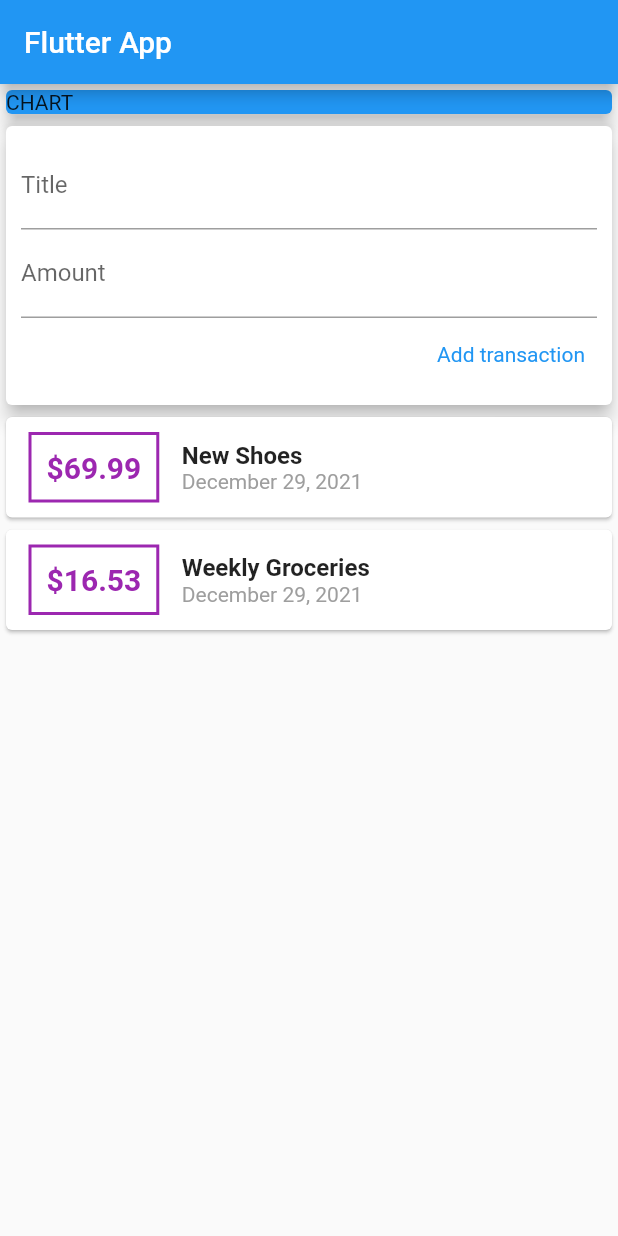
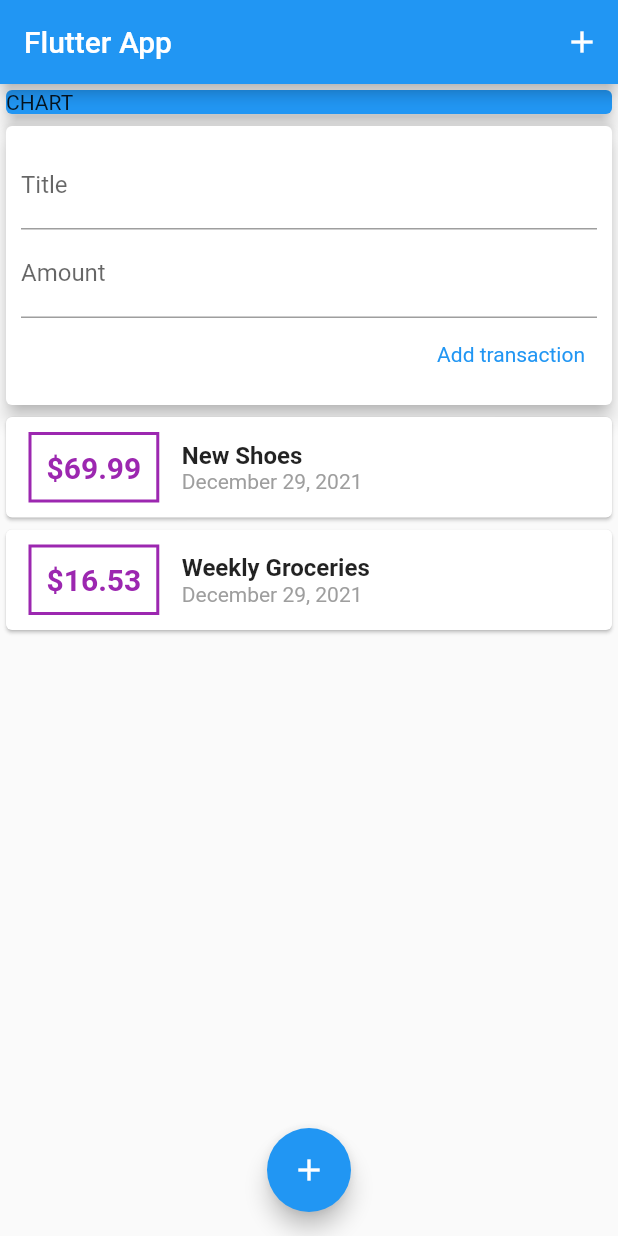
Before and after one commit to renson1123/personal_expenses_app, a Flutter app: the screen it shows after launch, on a phone screen of 412 x 824 dp. Run offline on Flutter 3.47's test engine with Material 2 defaults, Android fonts, the phone set to English and light mode, and no system bars.

Commit message:
Added a IconButton at the AppBar at the top and also adding a FloatingActionButton and setting its location at the bottom of the HomePage

```diff
--- a/lib/main.dart
+++ b/lib/main.dart
@@ -24,6 +24,12 @@ class MyHomePage extends StatelessWidget {
     return Scaffold(
       appBar: AppBar(
         title: Text('Flutter App'),
+        actions: <Widget>[
+          IconButton(
+              icon:
+                  Icon(Icons.add), // Adds Icon Button on the AppBar at the top
+              onPressed: () {})
+        ],
       ),
       body: SingleChildScrollView(
         // Adds Scrolling Functionality
@@ -46,6 +52,13 @@ class MyHomePage extends StatelessWidget {
           ],
         ),
       ),
+      floatingActionButtonLocation: FloatingActionButtonLocation
+          .centerFloat, // Setting the FloatingActionButtonLocation's location
+      floatingActionButton: FloatingActionButton(
+        // Adds a FloatingAction Button at the Bottom
+        child: Icon(Icons.add),
+        onPressed: () {},
+      ),
     );
   }
 }
```
